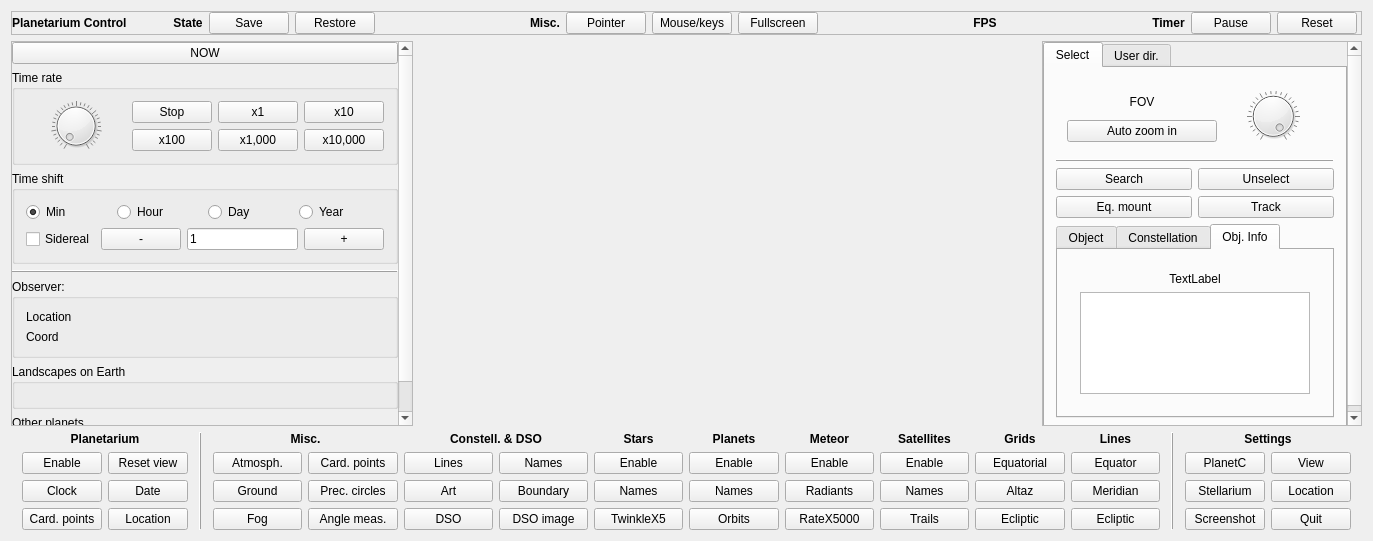
This is stellarium-0.14.2/plugins/PlanetC/src/planetc_UI.ui in gcalderone/PlanetC as Qt 5 draws it before an edit. The edited form follows.
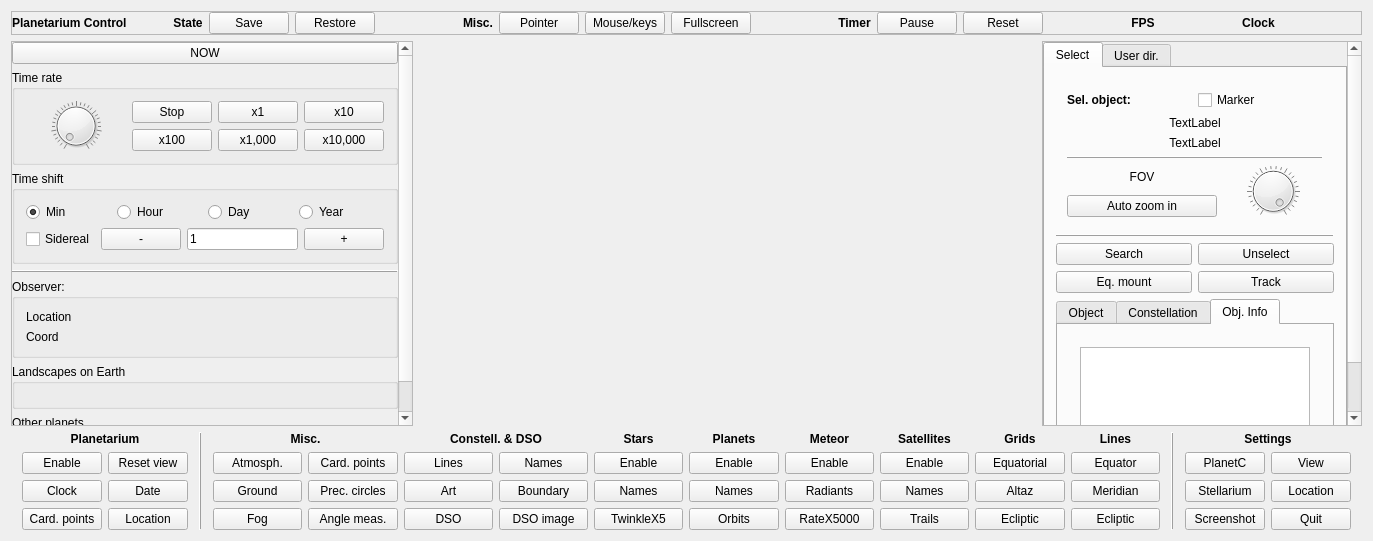
This is the edited form. The open tabs and pages were chosen to show the change. Custom widgets are drawn as their Qt base class.

Commit message: Minor improvements: system clock in the top bar; check box for selected object marker.

```diff
--- a/stellarium-0.14.2/plugins/PlanetC/src/planetc_UI.ui
+++ b/stellarium-0.14.2/plugins/PlanetC/src/planetc_UI.ui
@@ -199,35 +199,6 @@
            </property>
           </spacer>
          </item>
-         <item>
-          <widget class="QLabel" name="labelFPS">
-           <property name="font">
-            <font>
-             <weight>75</weight>
-             <bold>true</bold>
-            </font>
-           </property>
-           <property name="text">
-            <string>&lt;html&gt;&lt;head/&gt;&lt;body&gt;&lt;p&gt;FPS&lt;/p&gt;&lt;/body&gt;&lt;/html&gt;</string>
-           </property>
-           <property name="alignment">
-            <set>Qt::AlignCenter</set>
-           </property>
-          </widget>
-         </item>
-         <item>
-          <spacer name="horizontalSpacer_4">
-           <property name="orientation">
-            <enum>Qt::Horizontal</enum>
-           </property>
-           <property name="sizeHint" stdset="0">
-            <size>
-             <width>40</width>
-             <height>20</height>
-            </size>
-           </property>
-          </spacer>
-         </item>
          <item>
           <widget class="QLabel" name="labelTimer">
            <property name="font">
@@ -264,6 +235,80 @@
            </property>
           </widget>
          </item>
+         <item>
+          <spacer name="horizontalSpacer_6">
+           <property name="orientation">
+            <enum>Qt::Horizontal</enum>
+           </property>
+           <property name="sizeHint" stdset="0">
+            <size>
+             <width>40</width>
+             <height>20</height>
+            </size>
+           </property>
+          </spacer>
+         </item>
+         <item>
+          <widget class="QLabel" name="labelFPS">
+           <property name="font">
+            <font>
+             <weight>75</weight>
+             <bold>true</bold>
+            </font>
+           </property>
+           <property name="text">
+            <string>&lt;html&gt;&lt;head/&gt;&lt;body&gt;&lt;p&gt;FPS&lt;/p&gt;&lt;/body&gt;&lt;/html&gt;</string>
+           </property>
+           <property name="alignment">
+            <set>Qt::AlignCenter</set>
+           </property>
+          </widget>
+         </item>
+         <item>
+          <spacer name="horizontalSpacer_8">
+           <property name="orientation">
+            <enum>Qt::Horizontal</enum>
+           </property>
+           <property name="sizeHint" stdset="0">
+            <size>
+             <width>40</width>
+             <height>20</height>
+            </size>
+           </property>
+          </spacer>
+         </item>
+         <item>
+          <widget class="QLabel" name="labelClock">
+           <property name="font">
+            <font>
+             <weight>75</weight>
+             <bold>true</bold>
+            </font>
+           </property>
+           <property name="styleSheet">
+            <string notr="true"/>
+           </property>
+           <property name="text">
+            <string>&lt;html&gt;&lt;head/&gt;&lt;body&gt;&lt;p&gt;Clock&lt;/p&gt;&lt;/body&gt;&lt;/html&gt;</string>
+           </property>
+           <property name="alignment">
+            <set>Qt::AlignCenter</set>
+           </property>
+          </widget>
+         </item>
+         <item>
+          <spacer name="horizontalSpacer_7">
+           <property name="orientation">
+            <enum>Qt::Horizontal</enum>
+           </property>
+           <property name="sizeHint" stdset="0">
+            <size>
+             <width>40</width>
+             <height>20</height>
+            </size>
+           </property>
+          </spacer>
+         </item>
         </layout>
        </item>
       </layout>
@@ -592,7 +637,7 @@
            <x>0</x>
            <y>0</y>
            <width>313</width>
-           <height>405</height>
+           <height>472</height>
           </rect>
          </property>
          <property name="sizePolicy">
@@ -624,6 +669,58 @@
               <item>
                <widget class="QFrame" name="groupZoom">
                 <layout class="QVBoxLayout" name="verticalLayout_2">
+                 <item>
+                  <layout class="QVBoxLayout" name="verticalLayout_9">
+                   <item>
+                    <layout class="QHBoxLayout" name="horizontalLayout_4">
+                     <item>
+                      <widget class="QLabel" name="label_9">
+                       <property name="text">
+                        <string>&lt;html&gt;&lt;head/&gt;&lt;body&gt;&lt;p&gt;&lt;span style=&quot; font-weight:600;&quot;&gt;Sel. object:&lt;/span&gt;&lt;/p&gt;&lt;/body&gt;&lt;/html&gt;</string>
+                       </property>
+                      </widget>
+                     </item>
+                     <item>
+                      <widget class="QCheckBox" name="chkShowMarker">
+                       <property name="text">
+                        <string>Marker</string>
+                       </property>
+                      </widget>
+                     </item>
+                    </layout>
+                   </item>
+                   <item>
+                    <widget class="QLabel" name="labelSelectedObject">
+                     <property name="text">
+                      <string>TextLabel</string>
+                     </property>
+                     <property name="alignment">
+                      <set>Qt::AlignCenter</set>
+                     </property>
+                    </widget>
+                   </item>
+                   <item>
+                    <widget class="QLabel" name="labelVisibility">
+                     <property name="text">
+                      <string>TextLabel</string>
+                     </property>
+                     <property name="alignment">
+                      <set>Qt::AlignCenter</set>
+                     </property>
+                    </widget>
+                   </item>
+                  </layout>
+                 </item>
+                 <item>
+                  <widget class="QFrame" name="frmSeparator4">
+                   <property name="frameShape">
+                    <enum>QFrame::HLine</enum>
+                   </property>
+                   <property name="frameShadow">
+                    <enum>QFrame::Raised</enum>
+                   </property>
+                  </widget>
+                 </item>
                  <item>
                   <layout class="QGridLayout" name="gridLayout_2">
                    <item row="0" column="2" rowspan="2">
@@ -789,16 +886,6 @@
                   <item>
                    <widget class="QFrame" name="groupSearch_2">
                     <layout class="QVBoxLayout" name="verticalLayout_7">
-                     <item>
-                      <widget class="QLabel" name="labelVisibility">
-                       <property name="text">
-                        <string>TextLabel</string>
-                       </property>
-                       <property name="alignment">
-                        <set>Qt::AlignCenter</set>
-                       </property>
-                      </widget>
-                     </item>
                      <item>
                       <widget class="QTextEdit" name="txtObjInfo">
                        <property name="sizePolicy">
```
Left out of the diff: 3 changed lines with no effect on the pictures. The commit also changes 4 other files.
